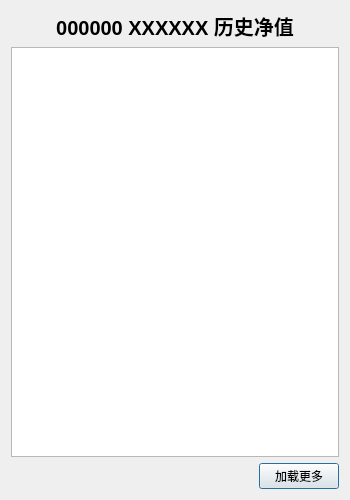
This is src/ui/nav_history_dialog.ui in Ginakira/Funder as Qt 5 draws it before an edit. The edited form follows.
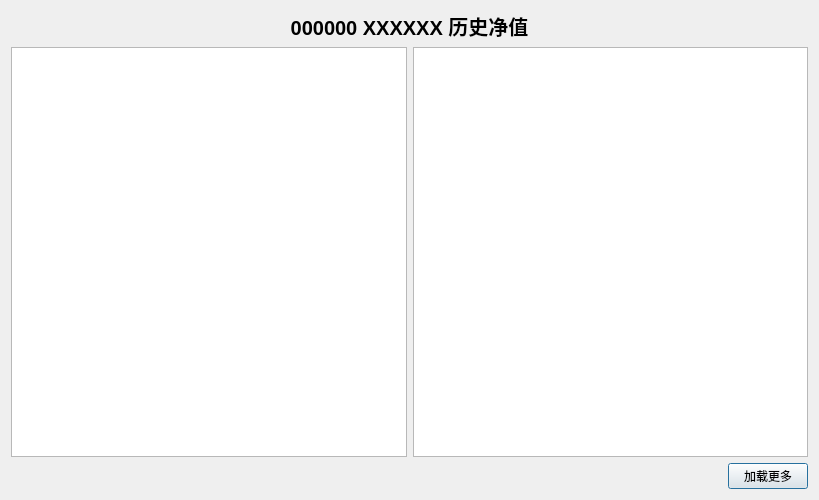
This is the edited form. Custom widgets are drawn as their Qt base class.

What changed in the file:
```diff
--- a/src/ui/nav_history_dialog.ui
+++ b/src/ui/nav_history_dialog.ui
@@ -6,7 +6,7 @@
    <rect>
     <x>0</x>
     <y>0</y>
-    <width>350</width>
+    <width>819</width>
     <height>500</height>
    </rect>
   </property>
@@ -38,7 +38,21 @@
     </widget>
    </item>
    <item>
-    <widget class="QTableWidget" name="table_widget"/>
+    <layout class="QHBoxLayout" name="horizontalLayout_2">
+     <item>
+      <widget class="QtCharts::QChartView" name="chart_view">
+       <property name="sizePolicy">
+        <sizepolicy hsizetype="Expanding" vsizetype="Expanding">
+         <horstretch>0</horstretch>
+         <verstretch>0</verstretch>
+        </sizepolicy>
+       </property>
+      </widget>
+     </item>
+     <item>
+      <widget class="QTableWidget" name="table_widget"/>
+     </item>
+    </layout>
    </item>
    <item>
     <layout class="QHBoxLayout" name="horizontalLayout">
@@ -66,6 +80,13 @@
    </item>
   </layout>
  </widget>
+ <customwidgets>
+  <customwidget>
+   <class>QtCharts::QChartView</class>
+   <extends>QGraphicsView</extends>
+   <header location="global">QtCharts/QChartView</header>
+  </customwidget>
+ </customwidgets>
  <resources/>
  <connections/>
 </ui>
```
